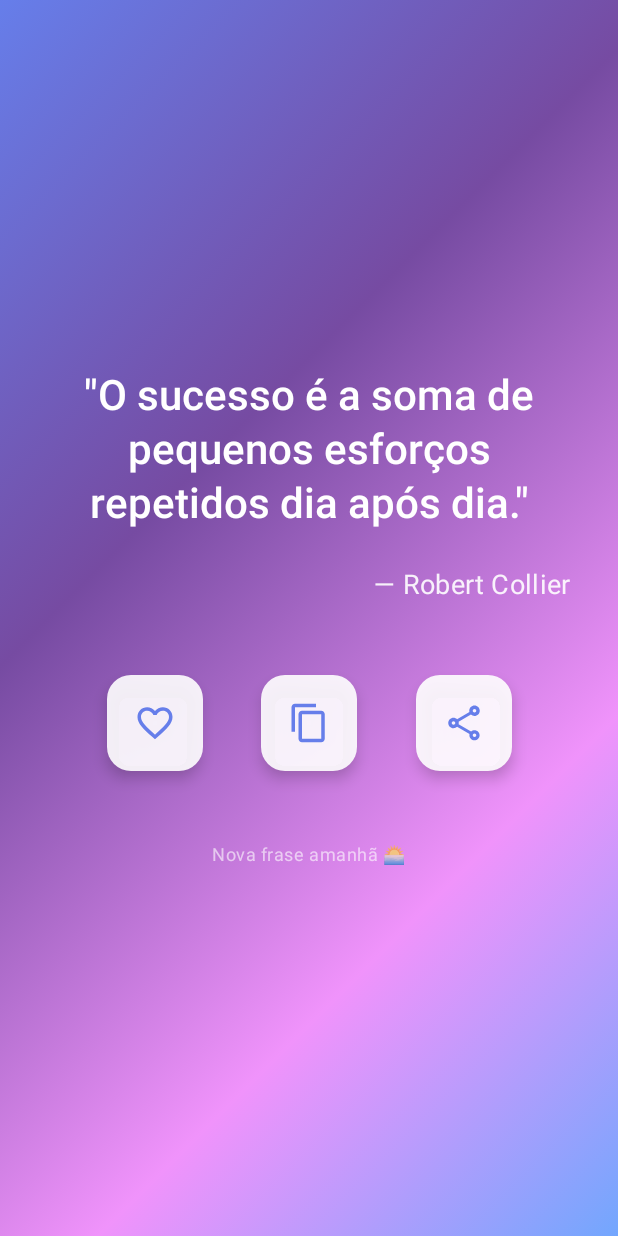
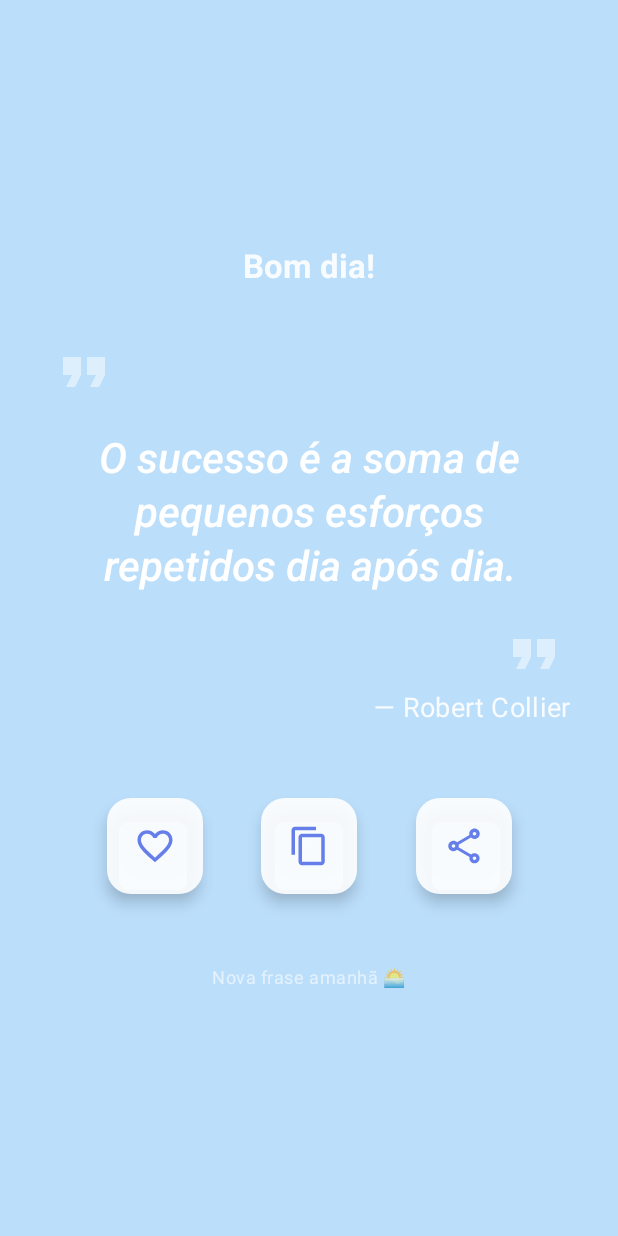
Before and after one commit to non-s/Uplift, an Android app built with Jetpack Compose: the screen it shows after launch (MainActivity), on a phone screen of 412 x 824 dp. Run offline under Robolectric (Android 15) with nearby library versions, the phone set to English and light mode, and no system bars; our stand-ins replace Firebase (no records; nobody signed in at launch, a user with empty details on screens opened directly), Room's generated code.

Commit message:
feat: personalize main activity UI
- Add dynamic background gradient that changes based on theme color and dark mode
- Add infinite transition animation to the gradient background
- Add personalized time-based greeting (e.g., "Bom dia!", "Boa tarde!", "Boa noite!")
- Improve quote typography with italic style and dedicated Material icons for quotes

Co-authored-by: non-s <260485084+non-s@users.noreply.github.com>

```diff
--- a/app/src/main/java/com/motivacional/frases/ui/MainActivity.kt
+++ b/app/src/main/java/com/motivacional/frases/ui/MainActivity.kt
@@ -14,14 +14,19 @@ import androidx.activity.compose.rememberLauncherForActivityResult
 import androidx.activity.compose.setContent
 import androidx.activity.result.contract.ActivityResultContracts
 import androidx.compose.animation.animateColorAsState
+import androidx.compose.animation.core.animateFloat
 import androidx.compose.animation.core.animateFloatAsState
+import androidx.compose.animation.core.RepeatMode
+import androidx.compose.animation.core.infiniteRepeatable
 import androidx.compose.animation.core.tween
+import androidx.compose.animation.core.rememberInfiniteTransition
 import androidx.compose.foundation.background
 import androidx.compose.foundation.gestures.detectHorizontalDragGestures
 import androidx.compose.foundation.layout.*
 import androidx.compose.foundation.shape.CircleShape
 import androidx.compose.material.icons.Icons
 import androidx.compose.material.icons.filled.Favorite
+import androidx.compose.material.icons.filled.FormatQuote
 import androidx.compose.material.icons.outlined.FavoriteBorder
 import androidx.compose.material.icons.outlined.ContentCopy
 import androidx.compose.material.icons.outlined.Share
@@ -35,6 +40,7 @@ import androidx.compose.ui.graphics.Brush
 import androidx.compose.ui.graphics.Color
 import androidx.compose.ui.input.pointer.pointerInput
 import androidx.compose.ui.platform.LocalContext
+import androidx.compose.ui.text.font.FontStyle
 import androidx.compose.ui.text.font.FontWeight
 import androidx.compose.ui.text.style.TextAlign
 import androidx.compose.ui.unit.dp
@@ -42,10 +48,12 @@ import androidx.compose.ui.unit.sp
 import androidx.core.content.ContextCompat
 import androidx.lifecycle.compose.collectAsStateWithLifecycle
 import androidx.lifecycle.viewmodel.compose.viewModel
+import java.util.Calendar
 import com.motivacional.frases.R
 import com.motivacional.frases.data.model.Quote
 import com.motivacional.frases.ui.theme.FrasesMotivacionaisTheme
 import com.motivacional.frases.ui.viewmodel.QuoteViewModel
+import com.motivacional.frases.ui.viewmodel.ThemeViewModel
 import com.motivacional.frases.utils.DailyQuoteAlarmManager
 
 class MainActivity : ComponentActivity() {
@@ -60,9 +68,11 @@ class MainActivity : ComponentActivity() {
 }
 
 @Composable
-fun MainScreen(viewModel: QuoteViewModel = viewModel()) {
+fun MainScreen(viewModel: QuoteViewModel = viewModel(), themeViewModel: ThemeViewModel = viewModel()) {
     val context = LocalContext.current
     val quote by viewModel.quote.collectAsStateWithLifecycle()
+    val themeColor by themeViewModel.themeColor.collectAsStateWithLifecycle()
+    val isDarkMode by themeViewModel.isDarkMode.collectAsStateWithLifecycle()
 
     // Solicitar permissão de notificação para Android 13+
     val notificationPermissionLauncher = rememberLauncherForActivityResult(
@@ -74,13 +84,33 @@ fun MainScreen(viewModel: QuoteViewModel = viewModel()) {
         }
     }
 
-    // Gradiente bonito e moderno
-    val gradientColors = listOf(
-        Color(0xFF667eea), // Roxo suave
-        Color(0xFF764ba2), // Roxo médio
-        Color(0xFFf093fb), // Rosa claro
-        Color(0xFF4facfe)  // Azul claro
+    // Gradiente bonito e moderno baseado no tema
+    val gradientColors = when (themeColor) {
+        "purple" -> if (isDarkMode) listOf(Color(0xFF4A148C), Color(0xFF7B1FA2), Color(0xFFCE93D8)) else listOf(Color(0xFFE1BEE7), Color(0xFFBA68C8), Color(0xFF9C27B0))
+        "green" -> if (isDarkMode) listOf(Color(0xFF1B5E20), Color(0xFF388E3C), Color(0xFFA5D6A7)) else listOf(Color(0xFFC8E6C9), Color(0xFF81C784), Color(0xFF4CAF50))
+        "orange" -> if (isDarkMode) listOf(Color(0xFFE65100), Color(0xFFF57C00), Color(0xFFFFCC80)) else listOf(Color(0xFFFFE0B2), Color(0xFFFFB74D), Color(0xFFFF9800))
+        "pink" -> if (isDarkMode) listOf(Color(0xFF880E4F), Color(0xFFC2185B), Color(0xFFF48FB1)) else listOf(Color(0xFFF8BBD0), Color(0xFFF06292), Color(0xFFE91E63))
+        "red" -> if (isDarkMode) listOf(Color(0xFFB71C1C), Color(0xFFD32F2F), Color(0xFFFF8A80)) else listOf(Color(0xFFFFCDD2), Color(0xFFE57373), Color(0xFFF44336))
+        else -> if (isDarkMode) listOf(Color(0xFF0D47A1), Color(0xFF1976D2), Color(0xFF90CAF9)) else listOf(Color(0xFFBBDEFB), Color(0xFF64B5F6), Color(0xFF2196F3)) // blue
+    }
+
+    val infiniteTransition = rememberInfiniteTransition(label = "gradient")
+    val offset by infiniteTransition.animateFloat(
+        initialValue = 0f,
+        targetValue = 1000f,
+        animationSpec = infiniteRepeatable(
+            animation = tween(10000),
+            repeatMode = RepeatMode.Reverse
+        ),
+        label = "gradient_offset"
     )
+
+    val currentHour = Calendar.getInstance().get(Calendar.HOUR_OF_DAY)
+    val greeting = when (currentHour) {
+        in 0..11 -> "Bom dia!"
+        in 12..17 -> "Boa tarde!"
+        else -> "Boa noite!"
+    }
 
     LaunchedEffect(key1 = true) {
         // Carregar frase do dia
@@ -113,8 +143,8 @@ fun MainScreen(viewModel: QuoteViewModel = viewModel()) {
             .background(
                 brush = Brush.linearGradient(
                     colors = gradientColors,
-                    start = Offset(0f, 0f),
-                    end = Offset(1000f, 1000f)
+                    start = Offset(offset, offset),
+                    end = Offset(offset + 1000f, offset + 1000f)
                 )
             )
     ) {
@@ -126,17 +156,46 @@ fun MainScreen(viewModel: QuoteViewModel = viewModel()) {
                 horizontalAlignment = Alignment.CenterHorizontally,
                 verticalArrangement = Arrangement.Center
             ) {
-                // Frase
+                // Greeting
                 Text(
-                    text = "\"${it.text}\"",
+                    text = greeting,
+                    style = MaterialTheme.typography.titleLarge.copy(
+                        fontWeight = FontWeight.Bold
+                    ),
+                    color = Color.White.copy(alpha = 0.9f),
+                    modifier = Modifier.padding(bottom = 32.dp)
+                )
+
+                // Frase with quotes
+                Icon(
+                    imageVector = Icons.Filled.FormatQuote,
+                    contentDescription = null,
+                    tint = Color.White.copy(alpha = 0.5f),
+                    modifier = Modifier
+                        .size(48.dp)
+                        .align(Alignment.Start)
+                )
+
+                Text(
+                    text = it.text,
                     style = MaterialTheme.typography.headlineMedium.copy(
                         fontSize = 28.sp,
                         fontWeight = FontWeight.Medium,
+                        fontStyle = FontStyle.Italic,
                         lineHeight = 36.sp
                     ),
                     textAlign = TextAlign.Center,
                     color = Color.White,
-                    modifier = Modifier.padding(bottom = 24.dp)
+                    modifier = Modifier.padding(vertical = 16.dp, horizontal = 16.dp)
+                )
+
+                Icon(
+                    imageVector = Icons.Filled.FormatQuote,
+                    contentDescription = null,
+                    tint = Color.White.copy(alpha = 0.5f),
+                    modifier = Modifier
+                        .size(48.dp)
+                        .align(Alignment.End)
                 )
 
                 // Autor
```
